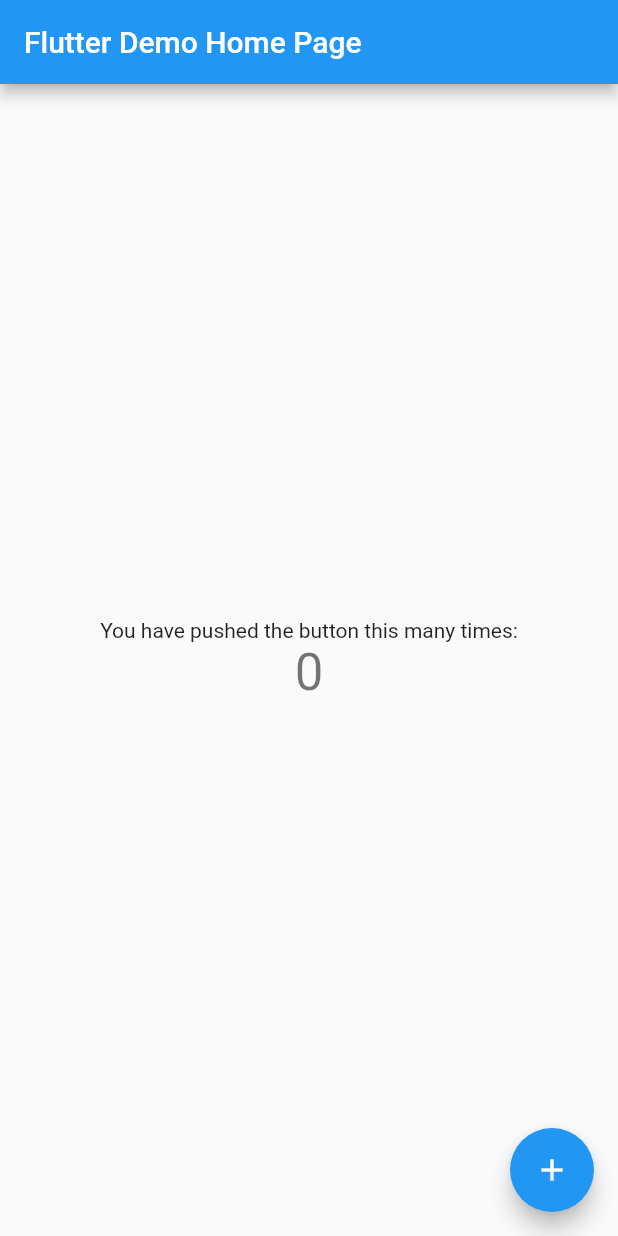
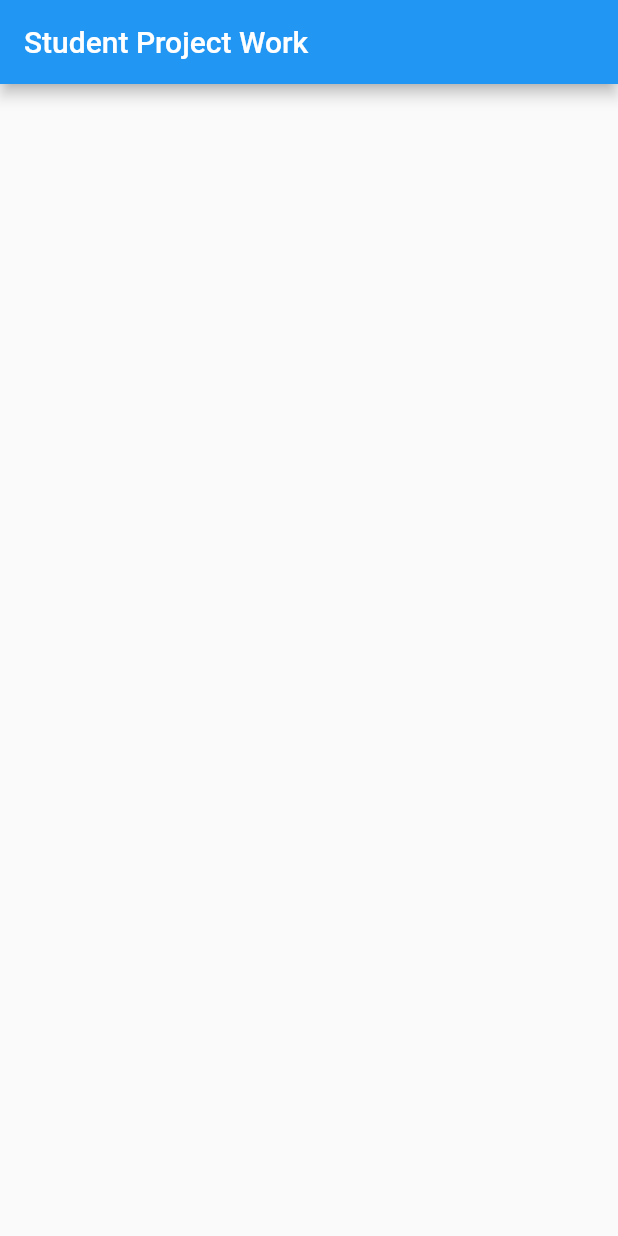
Before and after one commit to Uthman-lab/achieval_project, a Flutter app: the screen it shows after launch, on a phone screen of 412 x 824 dp. Run offline on Flutter 3.47's test engine with Material 2 defaults, Android fonts, the phone set to English and light mode, and no system bars; our stand-ins replace splashscreen.

Commit message:
mon_11_31_pm 25/may/2022 step two setting up not complete

```diff
--- a/lib/main.dart
+++ b/lib/main.dart
@@ -1,3 +1,4 @@
+import 'package:achieval_project/views/splash_view.dart';
 import 'package:flutter/material.dart';
 
 void main() {
@@ -7,109 +8,22 @@ void main() {
 class MyApp extends StatelessWidget {
   const MyApp({Key? key}) : super(key: key);
 
-  // This widget is the root of your application.
   @override
   Widget build(BuildContext context) {
     return MaterialApp(
-      title: 'Flutter Demo',
-      theme: ThemeData(
-        // This is the theme of your application.
-        //
-        // Try running your application with "flutter run". You'll see the
-        // application has a blue toolbar. Then, without quitting the app, try
-        // changing the primarySwatch below to Colors.green and then invoke
-        // "hot reload" (press "r" in the console where you ran "flutter run",
-        // or simply save your changes to "hot reload" in a Flutter IDE).
-        // Notice that the counter didn't reset back to zero; the application
-        // is not restarted.
-        primarySwatch: Colors.blue,
-      ),
-      home: const MyHomePage(title: 'Flutter Demo Home Page'),
+      title: "Achieval Project",
+      home: Home(),
     );
   }
 }
 
-class MyHomePage extends StatefulWidget {
-  const MyHomePage({Key? key, required this.title}) : super(key: key);
-
-  // This widget is the home page of your application. It is stateful, meaning
-  // that it has a State object (defined below) that contains fields that affect
-  // how it looks.
-
-  // This class is the configuration for the state. It holds the values (in this
-  // case the title) provided by the parent (in this case the App widget) and
-  // used by the build method of the State. Fields in a Widget subclass are
-  // always marked "final".
-
-  final String title;
-
-  @override
-  State<MyHomePage> createState() => _MyHomePageState();
-}
-
-class _MyHomePageState extends State<MyHomePage> {
-  int _counter = 0;
-
-  void _incrementCounter() {
-    setState(() {
-      // This call to setState tells the Flutter framework that something has
-      // changed in this State, which causes it to rerun the build method below
-      // so that the display can reflect the updated values. If we changed
-      // _counter without calling setState(), then the build method would not be
-      // called again, and so nothing would appear to happen.
-      _counter++;
-    });
-  }
+class Home extends StatelessWidget {
+  const Home({Key? key}) : super(key: key);
 
   @override
   Widget build(BuildContext context) {
-    // This method is rerun every time setState is called, for instance as done
-    // by the _incrementCounter method above.
-    //
-    // The Flutter framework has been optimized to make rerunning build methods
-    // fast, so that you can just rebuild anything that needs updating rather
-    // than having to individually change instances of widgets.
     return Scaffold(
-      appBar: AppBar(
-        // Here we take the value from the MyHomePage object that was created by
-        // the App.build method, and use it to set our appbar title.
-        title: Text(widget.title),
-      ),
-      body: Center(
-        // Center is a layout widget. It takes a single child and positions it
-        // in the middle of the parent.
-        child: Column(
-          // Column is also a layout widget. It takes a list of children and
-          // arranges them vertically. By default, it sizes itself to fit its
-          // children horizontally, and tries to be as tall as its parent.
-          //
-          // Invoke "debug painting" (press "p" in the console, choose the
-          // "Toggle Debug Paint" action from the Flutter Inspector in Android
-          // Studio, or the "Toggle Debug Paint" command in Visual Studio Code)
-          // to see the wireframe for each widget.
-          //
-          // Column has various properties to control how it sizes itself and
-          // how it positions its children. Here we use mainAxisAlignment to
-          // center the children vertically; the main axis here is the vertical
-          // axis because Columns are vertical (the cross axis would be
-          // horizontal).
-          mainAxisAlignment: MainAxisAlignment.center,
-          children: <Widget>[
-            const Text(
-              'You have pushed the button this many times:',
-            ),
-            Text(
-              '$_counter',
-              style: Theme.of(context).textTheme.headline4,
-            ),
-          ],
-        ),
-      ),
-      floatingActionButton: FloatingActionButton(
-        onPressed: _incrementCounter,
-        tooltip: 'Increment',
-        child: const Icon(Icons.add),
-      ), // This trailing comma makes auto-formatting nicer for build methods.
+      appBar: AppBar(title: Text("Student Project Work")),
     );
   }
 }
--- /dev/null
+++ b/lib/views/splash_view.dart
@@ -0,0 +1,17 @@
+import 'package:flutter/material.dart';
+import 'package:splashscreen/splashscreen.dart';
+
+class SplashView extends StatelessWidget {
+  const SplashView({Key? key}) : super(key: key);
+
+  @override
+  Widget build(BuildContext context) {
+    return SplashScreen(
+      seconds: 10,
+      navigateAfterSeconds: Scaffold(
+          body: Center(
+        child: Text('welcome'),
+      )),
+    );
+  }
+}
--- a/pubspec.yaml
+++ b/pubspec.yaml
@@ -3,7 +3,7 @@ description: A new Flutter project.
 
 # The following line prevents the package from being accidentally published to
 # pub.dev using `flutter pub publish`. This is preferred for private packages.
-publish_to: 'none' # Remove this line if you wish to publish to pub.dev
+publish_to: "none" # Remove this line if you wish to publish to pub.dev
 
 # The following defines the version and build number for your application.
 # A version number is three numbers separated by dots, like 1.2.43
@@ -30,10 +30,10 @@ dependencies:
   flutter:
     sdk: flutter
 
-
   # The following adds the Cupertino Icons font to your application.
   # Use with the CupertinoIcons class for iOS style icons.
   cupertino_icons: ^1.0.2
+  provider: ^6.0.3
 
 dev_dependencies:
   flutter_test:
@@ -51,7 +51,6 @@ dev_dependencies:
 
 # The following section is specific to Flutter packages.
 flutter:
-
   # The following line ensures that the Material Icons font is
   # included with your application, so that you can use the icons in
   # the material Icons class.
```
Also changed, not shown: pubspec.lock.
